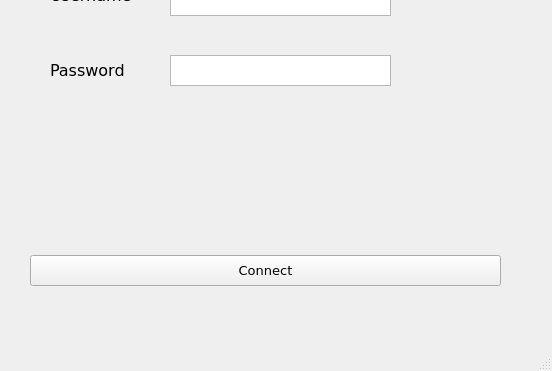
This is MyLocation/src/MyLocation.ui in Aleadinglight/Computer-Tracking-App as Qt 5 draws it before an edit; both pictures show x 0 to 552 and y 181 to 552 of the 552 by 552 pixel window. The edited form follows.
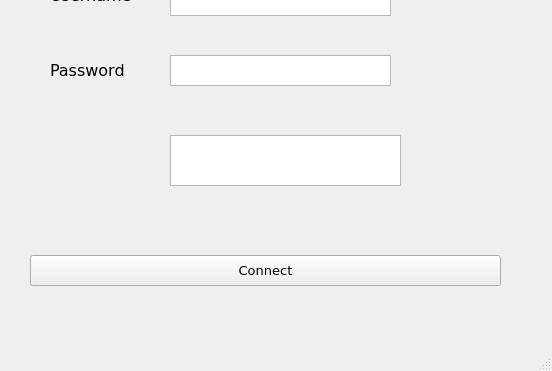
This is the edited form.

The edit to the form file:
```diff
--- a/MyLocation/src/MyLocation.ui
+++ b/MyLocation/src/MyLocation.ui
@@ -110,6 +110,16 @@
      </rect>
     </property>
    </widget>
+   <widget class="QTextEdit" name="debug">
+    <property name="geometry">
+     <rect>
+      <x>170</x>
+      <y>280</y>
+      <width>231</width>
+      <height>51</height>
+     </rect>
+    </property>
+   </widget>
   </widget>
   <widget class="QMenuBar" name="menuBar">
    <property name="geometry">
```
